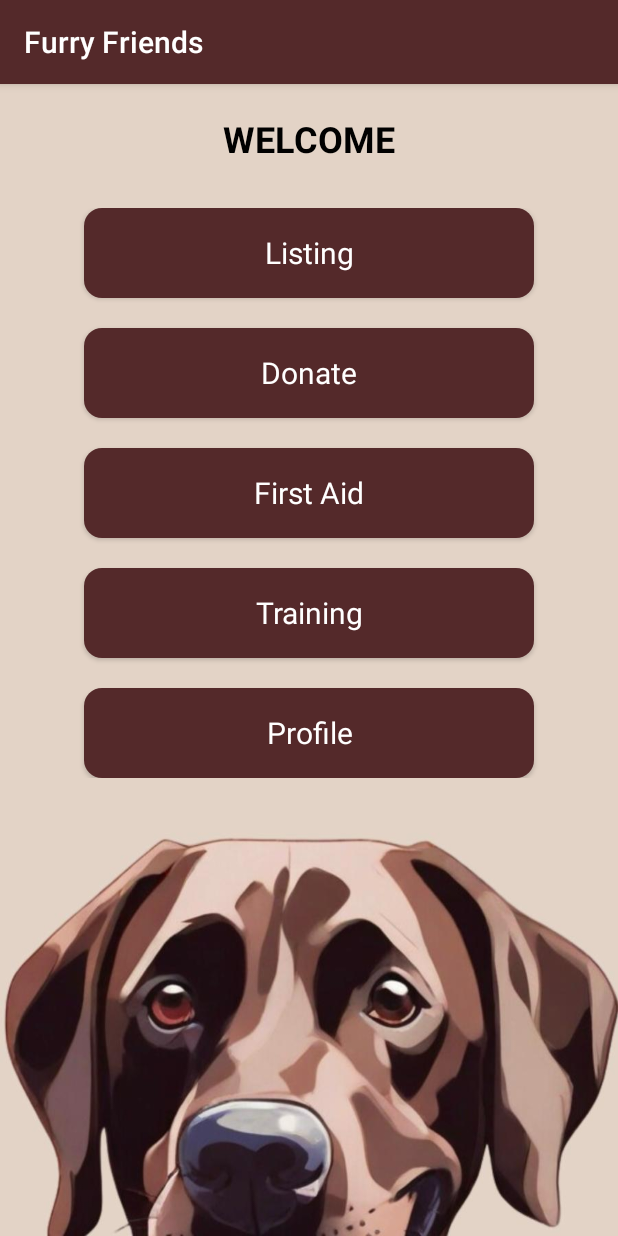
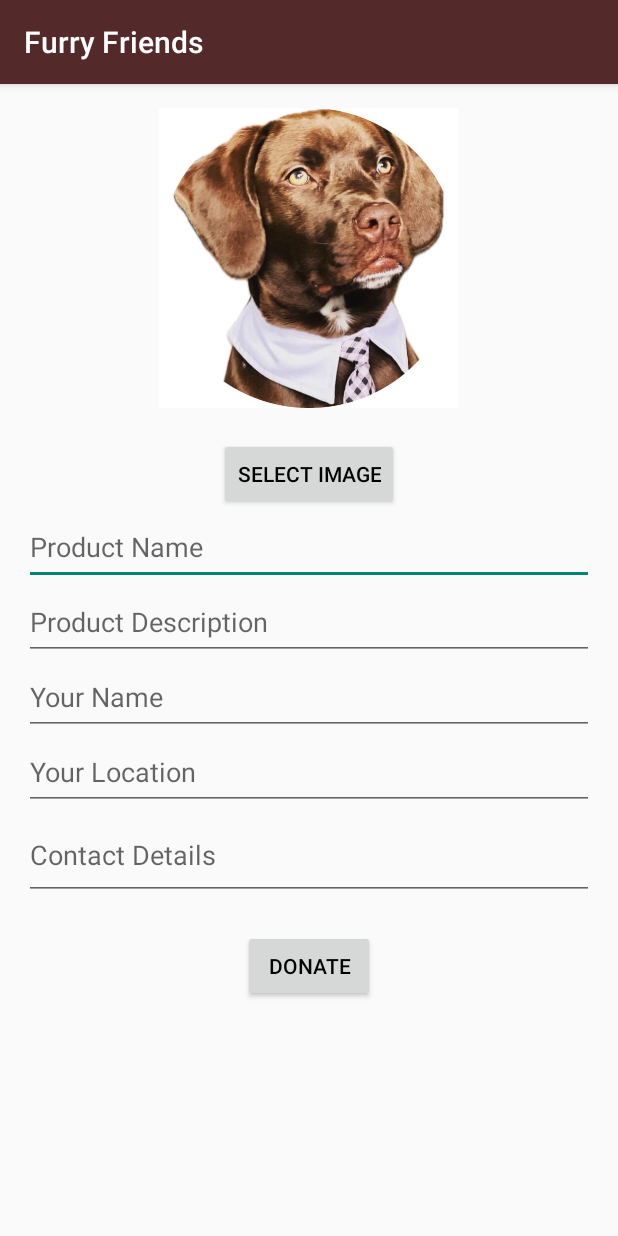
Before and after one commit to RAMKUMAR10101999/FurryFriends, an Android app: the HomeScreenActivity screen opened directly, with no data from a screen before it, after a tap on "Donate", on a phone screen of 412 x 824 dp. Run offline under Robolectric (Android 15) with nearby library versions, the phone set to English and light mode, and no system bars; our stand-ins replace Firebase (no records; nobody signed in at launch, a user with empty details on screens opened directly).

Commit message:
Donate screen changes

```diff
--- a/app/build.gradle.kts
+++ b/app/build.gradle.kts
@@ -38,6 +38,9 @@ dependencies {
     implementation("com.google.android.material:material:1.11.0")
     implementation("androidx.constraintlayout:constraintlayout:2.1.4")
     implementation("com.google.firebase:firebase-database:20.3.1")
+    implementation("com.google.firebase:firebase-storage:20.3.0")
+    implementation("com.google.firebase:firebase-functions:20.4.0")
+    implementation("com.google.firebase:firebase-firestore:24.11.1")
     testImplementation("junit:junit:4.13.2")
     androidTestImplementation("androidx.test.ext:junit:1.1.5")
     androidTestImplementation("androidx.test.espresso:espresso-core:3.5.1")
--- /dev/null
+++ b/app/src/main/java/com/example/furryfriends/DonateActivity.java
@@ -0,0 +1,104 @@
+package com.example.furryfriends;
+
+import android.content.Intent;
+import android.net.Uri;
+import android.os.Bundle;
+import android.provider.MediaStore;
+import android.widget.Button;
+import android.widget.EditText;
+import android.widget.ImageView;
+import android.widget.Toast;
+
+import androidx.annotation.NonNull;
+import androidx.annotation.Nullable;
+import androidx.appcompat.app.AppCompatActivity;
+
+import com.google.firebase.database.DatabaseReference;
+import com.google.firebase.database.FirebaseDatabase;
+import com.google.firebase.storage.FirebaseStorage;
+import com.google.firebase.storage.StorageReference;
+import com.google.firebase.storage.UploadTask;
+
+import java.util.Objects;
+
+public class DonateActivity extends AppCompatActivity {
+
+    private static final int PICK_IMAGE_REQUEST = 1;
+
+    private EditText etProductName, etDescription, etUsername, etLocation, etContact;
+    private ImageView ivProductImage;
+    private Button btnSelectImage, btnDonate;
+
+    private Uri imageUri;
+    private DatabaseReference databaseReference;
+    private StorageReference storageReference;
+
+    @Override
+    protected void onCreate(Bundle savedInstanceState) {
+        super.onCreate(savedInstanceState);
+        setContentView(R.layout.activity_donate);
+
+        etProductName = findViewById(R.id.etProductName);
+        etDescription = findViewById(R.id.etDescription);
+        etUsername = findViewById(R.id.etUsername);
+        etLocation = findViewById(R.id.etLocation);
+        etContact = findViewById(R.id.etContact);
+        ivProductImage = findViewById(R.id.ivProductImage);
+        btnSelectImage = findViewById(R.id.btnSelectImage);
+        btnDonate = findViewById(R.id.btnDonate);
+
+        databaseReference = FirebaseDatabase.getInstance().getReference("pet_products");
+        storageReference = FirebaseStorage.getInstance().getReference("product_images");
+
+        btnSelectImage.setOnClickListener(v -> openImagePicker());
+        btnDonate.setOnClickListener(v -> donateProduct());
+    }
+
+    private void openImagePicker() {
+        Intent intent = new Intent();
+        intent.setType("image/*");
+        intent.setAction(Intent.ACTION_GET_CONTENT);
+        startActivityForResult(intent, PICK_IMAGE_REQUEST);
+    }
+
+    @Override
+    protected void onActivityResult(int requestCode, int resultCode, @Nullable Intent data) {
+        super.onActivityResult(requestCode, resultCode, data);
+        if (requestCode == PICK_IMAGE_REQUEST && resultCode == RESULT_OK && data != null && data.getData() != null) {
+            imageUri = data.getData();
+            ivProductImage.setImageURI(imageUri);
+            btnSelectImage.setEnabled(true);
+        }
+    }
+
+    private void donateProduct() {
+        String productName = etProductName.getText().toString().trim();
+        String productDescription = etDescription.getText().toString().trim();
+        String username = etUsername.getText().toString().trim();
+        String location = etLocation.getText().toString().trim();
+        String contactDetails = etContact.getText().toString().trim();
+
+        if (productName.isEmpty() || productDescription.isEmpty() || username.isEmpty() || location.isEmpty() || contactDetails.isEmpty() || imageUri == null) {
+            Toast.makeText(this, "Please fill in all fields and select an image", Toast.LENGTH_SHORT).show();
+            return;
+        }
+
+        StorageReference imageRef = storageReference.child(System.currentTimeMillis() + ".jpg");
+        imageRef.putFile(imageUri)
+                .addOnSuccessListener(taskSnapshot -> {
+                    imageRef.getDownloadUrl().addOnSuccessListener(uri -> {
+                        String imageUrl = uri.toString();
+                        PetProduct product = new PetProduct(productName, productDescription, username, location, contactDetails, imageUrl);
+                        String productId = databaseReference.push().getKey();
+                        if (productId != null) {
+                            databaseReference.child(productId).setValue(product);
+                            Toast.makeText(this, "Product donated successfully", Toast.LENGTH_SHORT).show();
+                            finish();
+                        } else {
+                            Toast.makeText(this, "Error donating product", Toast.LENGTH_SHORT).show();
+                        }
+                    });
+                })
+                .addOnFailureListener(e -> Toast.makeText(this, "Error uploading image", Toast.LENGTH_SHORT).show());
+    }
+}
--- a/app/src/main/java/com/example/furryfriends/HomeScreenActivity.java
+++ b/app/src/main/java/com/example/furryfriends/HomeScreenActivity.java
@@ -1,5 +1,6 @@
 package com.example.furryfriends;
 
+import android.content.Intent;
 import android.os.Bundle;
 import android.view.View;
 import android.widget.Button;
@@ -31,7 +32,8 @@ public class HomeScreenActivity extends AppCompatActivity {
         donateButton.setOnClickListener(new View.OnClickListener() {
             @Override
             public void onClick(View v) {
-                // Handle donate button click
+                Intent intent = new Intent(HomeScreenActivity.this, DonateActivity.class);
+                startActivity(intent);
             }
         });
 
--- /dev/null
+++ b/app/src/main/res/layout/activity_donate.xml
@@ -0,0 +1,81 @@
+<?xml version="1.0" encoding="utf-8"?>
+<RelativeLayout xmlns:android="http://schemas.android.com/apk/res/android"
+    xmlns:tools="http://schemas.android.com/tools"
+    android:layout_width="match_parent"
+    android:layout_height="match_parent"
+    android:padding="16dp">
+
+    <ImageView
+        android:id="@+id/ivProductImage"
+        android:layout_width="200dp"
+        android:layout_height="200dp"
+        android:layout_centerHorizontal="true"
+        android:scaleType="centerCrop"
+        android:src="@drawable/logo"
+        tools:ignore="ContentDescription" />
+
+    <Button
+        android:id="@+id/btnSelectImage"
+        android:layout_width="wrap_content"
+        android:layout_height="wrap_content"
+        android:layout_marginTop="20dp"
+        android:layout_below="@id/ivProductImage"
+        android:layout_centerInParent="true"
+        android:text="@string/select_image" />
+
+
+    <EditText
+        android:id="@+id/etProductName"
+        android:layout_width="match_parent"
+        android:layout_height="50dp"
+        android:layout_below="@id/btnSelectImage"
+        android:hint="@string/product_name"
+        android:autofillHints=""
+        android:inputType="textPersonName" />
+
+    <EditText
+        android:id="@+id/etDescription"
+        android:layout_width="match_parent"
+        android:layout_height="50dp"
+        android:layout_below="@id/etProductName"
+        android:hint="@string/product_description"
+        android:autofillHints="name"
+        android:inputType="text" />
+
+    <EditText
+        android:id="@+id/etUsername"
+        android:layout_width="match_parent"
+        android:layout_height="50dp"
+        android:layout_below="@id/etDescription"
+        android:hint="@string/your_name"
+        android:autofillHints="@string/your_name"
+        android:inputType="textPersonName" />
+
+    <EditText
+        android:id="@+id/etLocation"
+        android:layout_width="match_parent"
+        android:layout_height="50dp"
+        android:layout_below="@id/etUsername"
+        android:hint="@string/your_location"
+        android:autofillHints="Location"
+        android:inputType="textPostalAddress" />
+
+    <EditText
+        android:id="@+id/etContact"
+        android:layout_width="match_parent"
+        android:layout_height="60dp"
+        android:layout_below="@id/etLocation"
+        android:hint="@string/contact_details"
+        android:autofillHints="Phone"
+        android:inputType="phone" />
+
+    <Button
+        android:id="@+id/btnDonate"
+        android:layout_width="wrap_content"
+        android:layout_height="wrap_content"
+        android:layout_below="@id/etContact"
+        android:layout_centerHorizontal="true"
+        android:layout_marginTop="20dp"
+        android:text="@string/donate" />
+
+</RelativeLayout>
--- a/app/src/main/res/values/strings.xml
+++ b/app/src/main/res/values/strings.xml
@@ -15,4 +15,10 @@
     <string name="training">Training</string>
     <string name="profile">Profile</string>
     <string name="welcome">WELCOME</string>
+    <string name="select_image">Select Image</string>
+    <string name="contact_details">Contact Details</string>
+    <string name="your_location">Your Location</string>
+    <string name="your_name">Your Name</string>
+    <string name="product_description">Product Description</string>
+    <string name="product_name">Product Name</string>
 </resources>
```
Also changed, not shown: app/src/main/AndroidManifest.xml (+20 -5 lines), app/src/main/java/com/example/furryfriends/PetProduct.java (added, +73 -0 lines).
